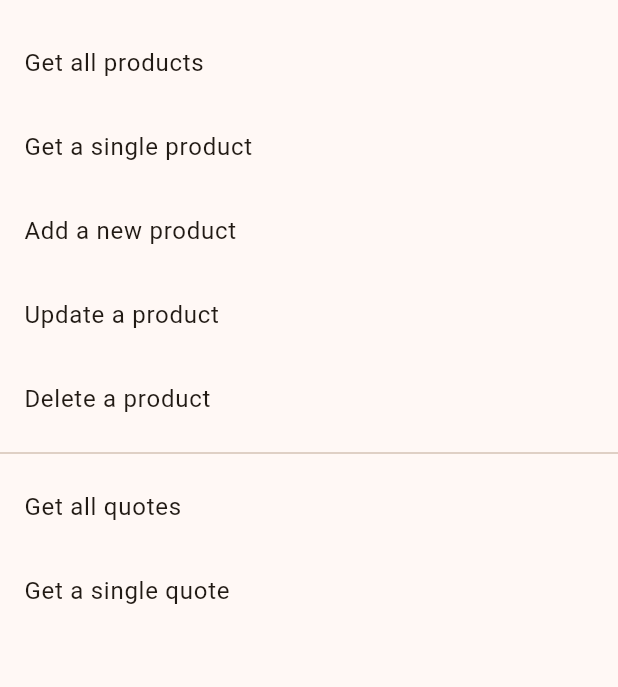
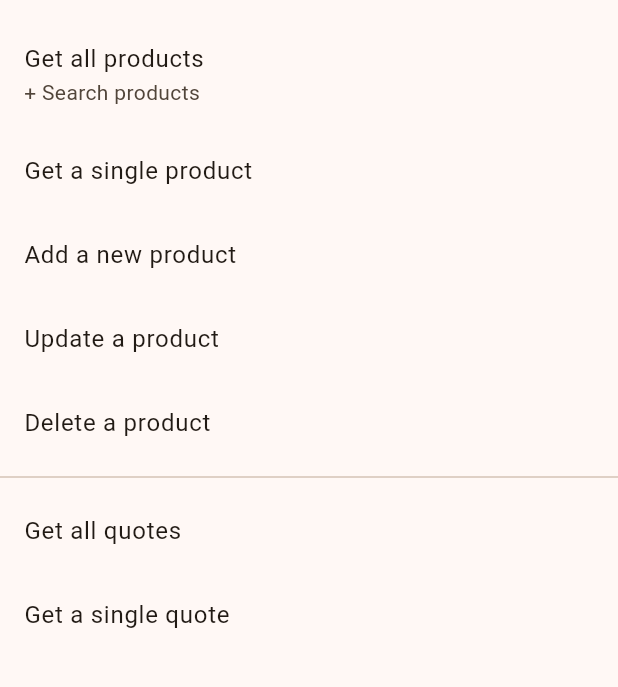
Before and after one commit to dhafinrayhan/dummypod, a Flutter app: the screen it shows after launch, on a phone screen of 412 x 824 dp, the part 63-750 px from its top. Run offline on Flutter 3.47's test engine with Material 3 defaults, Android fonts, the phone set to English and light mode, and no system bars; our stand-ins replace flutter_hooks, gap; missing offline and left inert: flextras, flutter_json_view, serverpod, serverpod_client, serverpod_flutter, serverpod_serialization.

Commit message:
Add subtitle

```diff
--- a/apps/dummypod_flutter/lib/main.dart
+++ b/apps/dummypod_flutter/lib/main.dart
@@ -46,6 +46,7 @@ class MyHomePage extends HookWidget {
         children: [
           ListTile(
             title: const Text('Get all products'),
+            subtitle: const Text('+ Search products'),
             onTap: () => context.pushPage((_) => const GetAllProductsScreen()),
           ),
           ListTile(
```
